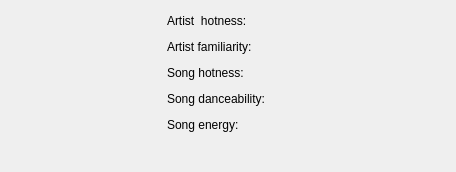
First picture: the form in code/interface/vicomposedwidgets/forms/visonginfowidget.ui, repository visore/Visore, before the edit.
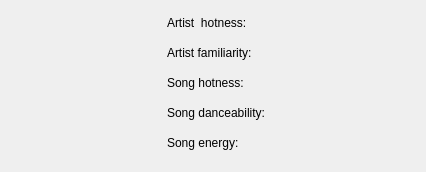
Second picture: the form after the edit. Custom widgets are drawn as their Qt base class.

The edit to the form file:
```diff
--- a/code/interface/vicomposedwidgets/forms/visonginfowidget.ui
+++ b/code/interface/vicomposedwidgets/forms/visonginfowidget.ui
@@ -6,16 +6,31 @@
    <rect>
     <x>0</x>
     <y>0</y>
-    <width>456</width>
+    <width>426</width>
     <height>168</height>
    </rect>
   </property>
+  <property name="sizePolicy">
+   <sizepolicy hsizetype="Minimum" vsizetype="Minimum">
+    <horstretch>0</horstretch>
+    <verstretch>0</verstretch>
+   </sizepolicy>
+  </property>
   <property name="windowTitle">
    <string>Form</string>
   </property>
+  <property name="styleSheet">
+   <string notr="true"/>
+  </property>
   <layout class="QGridLayout" name="gridLayout">
    <item row="0" column="1">
     <widget class="QWidget" name="widget_2" native="true">
+     <property name="sizePolicy">
+      <sizepolicy hsizetype="Minimum" vsizetype="Minimum">
+       <horstretch>0</horstretch>
+       <verstretch>0</verstretch>
+      </sizepolicy>
+     </property>
      <property name="maximumSize">
       <size>
        <width>16777215</width>
@@ -151,7 +166,11 @@
            </widget>
           </item>
           <item row="3" column="1">
-           <widget class="ViRatingWidget" name="songDanceabilityWidget" native="true"/>
+           <widget class="ViRatingWidget" name="songDanceabilityWidget" native="true">
+            <property name="styleSheet">
+             <string notr="true"/>
+            </property>
+           </widget>
           </item>
           <item row="4" column="0">
            <widget class="QLabel" name="label_7">
@@ -170,19 +189,6 @@
       <item row="1" column="1">
        <widget class="ViPushButton" name="button" native="true"/>
       </item>
-      <item row="1" column="0">
-       <spacer name="horizontalSpacer">
-        <property name="orientation">
-         <enum>Qt::Horizontal</enum>
-        </property>
-        <property name="sizeHint" stdset="0">
-         <size>
-          <width>40</width>
-          <height>20</height>
-         </size>
-        </property>
-       </spacer>
-      </item>
      </layout>
     </widget>
    </item>
```
Left out of the diff: 6 changed lines with no effect on the pictures.
